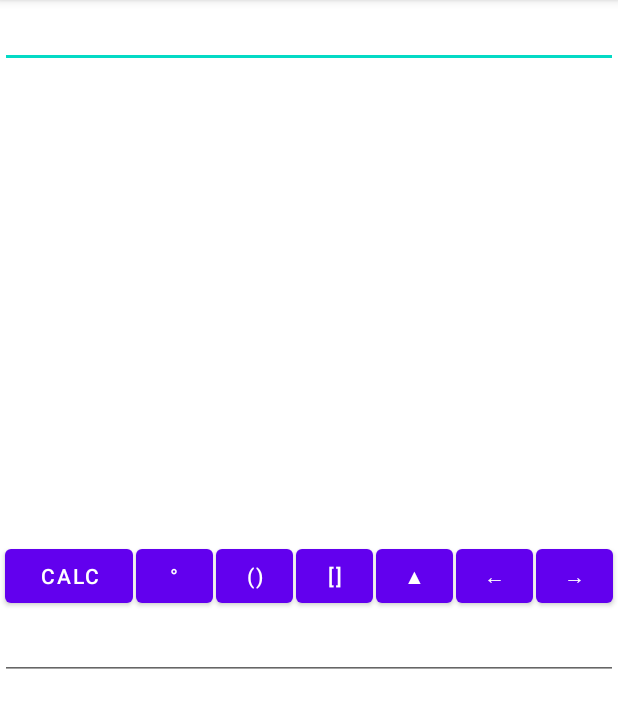
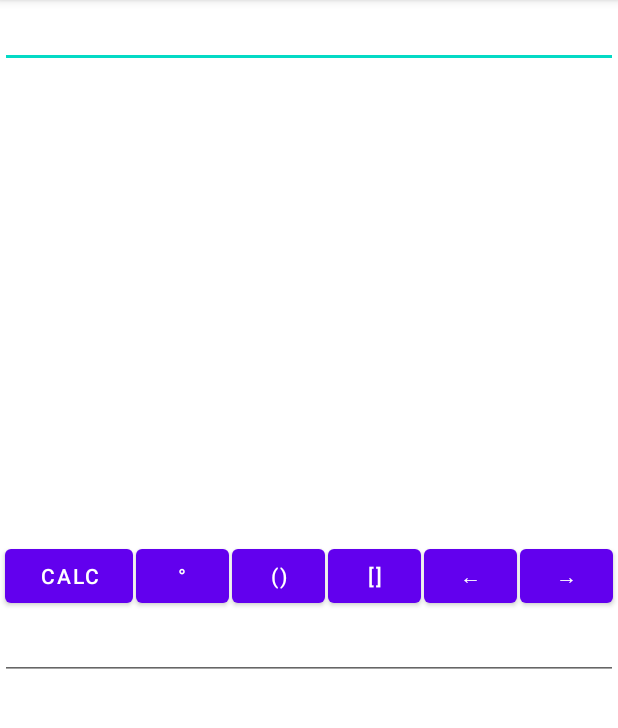
Before and after one commit to pointfrip/calculator, an Android app: the screen it shows after launch (MainActivity), on a phone screen of 412 x 824 dp, the part 84-812 px from its top. Run offline under Robolectric (Android 15) with nearby library versions, the phone set to English and light mode, and no system bars.

Commit message:
Add files via upload

```diff
--- a/src/main/java/org/hcmeynert/pointfrip/Main.kt
+++ b/src/main/java/org/hcmeynert/pointfrip/Main.kt
@@ -2391,6 +2391,11 @@ class VirtualMachine {
                 "distr==(trans°[0] ee [1] make length°[0])°ee\n" +
                 "map0==((isatom°[0]°[0])->();([1] app ((head°[0]),tail)°[0]),(((tail°[0]),tail)°[0]) map0 [1])°ee\n" +
                 "aa0==arg map0 head°term\n" +
+                "map == reverse°[2]°((isprop°[0])->*(tail°[0]),[1],(([1] app head°[0]),[2]),)°([0],[1],(),)°ee\n" +
+                "insl==( (isatom°[0])->'_undef;(isatom°tail°[0])->(head°[0]);(([1] app ([0],[1],)°[0]),tail°tail°[0]) insl [1] )°ee\n" +
+                "insr==insrec°([1] ee reverse°[0])°ee\n" +
+                "insrec==(isatom°[1])->'_undef;(isatom°tail°[1])->(head°[1]);insrec°[0]ee([0]app([1],[0],)°[1]),tail°tail°[1]\n" +
+                "filter==( (isatom°[0])->();([1] app head°[0])->((head°[0]),(tail°[0]) filter [1]) ;(tail°[0]) filter [1] )°ee\n" +
                 "<- == (head°term) app reverse°[0]°(((isprop°[1]) and isprop°[2])->*(prop°(head°[2]),(head°[1]),[0],),(tail°[1]),(tail°[2]),)°(),(tail°term) ee arg\n" +
                 "isodd == (round imod '[2])='[1]\n" +
                 "ismat==isnum°head°head\n" +
@@ -2436,7 +2441,7 @@ fun main() {      //   help:()     new ?      help:name    save:datei1.txt     l
     //println(vm.toValue(vm.calc("_180+45")))
     //println(vm.toValue(vm.calc("lood == '[1] act arg iput '_it ee (head°term) app arg")))
     //println(vm.toValue(vm.calc("savetext=='[5] act (arg iput '_self ee (head°term) app arg) iput '_para ee (head°term) app arg\n")))
-    println(vm.toValue(vm.calc("('fname loadtext)°(a:=10)°(b:=20)")))
+    println(vm.toValue(vm.calc("(1;2,3;4;5;6;7;8;9;10;) filter '('[0]=round imod '[2])")))
     //println("hallo.txt".substringAfterLast("/"))
     //"last==(isprop°'true)->*[0]°tail°[1]'()") // hier bei comment _s ?
     //val abc: Any = idreserve
--- a/src/main/java/org/hcmeynert/pointfrip/MainActivity.kt
+++ b/src/main/java/org/hcmeynert/pointfrip/MainActivity.kt
@@ -19,7 +19,7 @@ var vm = VirtualMachine()
 var itxt = vm.prelude()
 var otxt = vm.toValue(vm.deflines(vm.splitTo(itxt,"\n")))
 lateinit var et1: EditText
-//lateinit var et2: EditText
+lateinit var et2: EditText
 
 class MainActivity : AppCompatActivity() {
 
@@ -45,6 +45,15 @@ class MainActivity : AppCompatActivity() {
                 itxt = vm.prelude()
                 otxt = vm.toValue(vm.deflines(vm.splitTo(itxt,"\n")))
                 et1.setText("")
+                return true  }
+            R.id.result  -> {
+                //Selection.
+                val textToInsert : String = et2.text.toString()
+                val start = Math.max(et1.getSelectionStart(), 0)
+                val end = Math.max(et1.getSelectionEnd(), 0)
+                et1.getText().replace(
+                    Math.min(start, end), Math.max(start, end),
+                    textToInsert, 0, textToInsert.length  )
                 return true  }
             /*
             R.id.load  -> {
@@ -196,11 +205,11 @@ class MainActivity : AppCompatActivity() {
         val comp: Button = findViewById<View>(R.id.button2) as Button
         val par: Button = findViewById<View>(R.id.button3) as Button
         val brk: Button = findViewById<View>(R.id.button4) as Button
-        val rlt: Button = findViewById<View>(R.id.button5) as Button
+        //val rlt: Button = findViewById<View>(R.id.button5) as Button
         val lft: Button = findViewById<View>(R.id.button6) as Button
         val rgt: Button = findViewById<View>(R.id.button7) as Button
         et1 = findViewById<View>(R.id.editTextTextPersonName) as EditText
-        val et2 = findViewById<View>(R.id.editTextTextPersonName2) as EditText
+        et2 = findViewById<View>(R.id.editTextTextPersonName2) as EditText
 
         //exe.setText("Evaluate")
         //et2.setText(otxt)
@@ -259,6 +268,7 @@ class MainActivity : AppCompatActivity() {
                 et1.setSelection(p-1)
             } })
 
+        /*
         rlt.setOnClickListener(object : View.OnClickListener {
             override fun onClick(v: View?) {
                 //Selection.
@@ -269,6 +279,7 @@ class MainActivity : AppCompatActivity() {
                     Math.min(start, end), Math.max(start, end),
                     textToInsert, 0, textToInsert.length  )
             } })
+        */
 
         lft.setOnClickListener(object : View.OnClickListener {
             override fun onClick(v: View?) {
--- a/src/main/res/layout/activity_main.xml
+++ b/src/main/res/layout/activity_main.xml
@@ -80,16 +80,6 @@ tools:context=".MainActivity">
             app:layout_constraintLeft_toRightOf="@+id/button3"/>
 
         <Button
-            android:id="@+id/button5"
-            android:layout_width="wrap_content"
-            android:layout_height="wrap_content"
-            android:layout_weight="1"
-            android:layout_marginLeft="2dp"
-            android:text="▲"
-            android:textAllCaps="false"
-            app:layout_constraintLeft_toRightOf="@+id/button4"/>
-
-        <Button
             android:id="@+id/button6"
             android:layout_width="wrap_content"
             android:layout_height="wrap_content"
@@ -97,7 +87,7 @@ tools:context=".MainActivity">
             android:layout_marginLeft="2dp"
             android:text="←"
             android:textAllCaps="false"
-            app:layout_constraintLeft_toRightOf="@+id/button5"/>
+            app:layout_constraintLeft_toRightOf="@+id/button4"/>
 
         <Button
             android:id="@+id/button7"
--- a/src/main/res/menu/pf_menu.xml
+++ b/src/main/res/menu/pf_menu.xml
@@ -6,4 +6,8 @@
           android:title="@string/clear"
           app:showAsAction="never"/>
 
+    <item android:id="@+id/result"
+        android:title="@string/result"
+        app:showAsAction="never"/>
+
 </menu>
--- a/src/main/res/values/strings.xml
+++ b/src/main/res/values/strings.xml
@@ -1,4 +1,5 @@
 <resources>
     <string name="app_name">Pointfrip</string>
-    <string name="clear">Clear</string>
+    <string name="clear">clear</string>
+    <string name="result">▲result</string>
 </resources>
```
